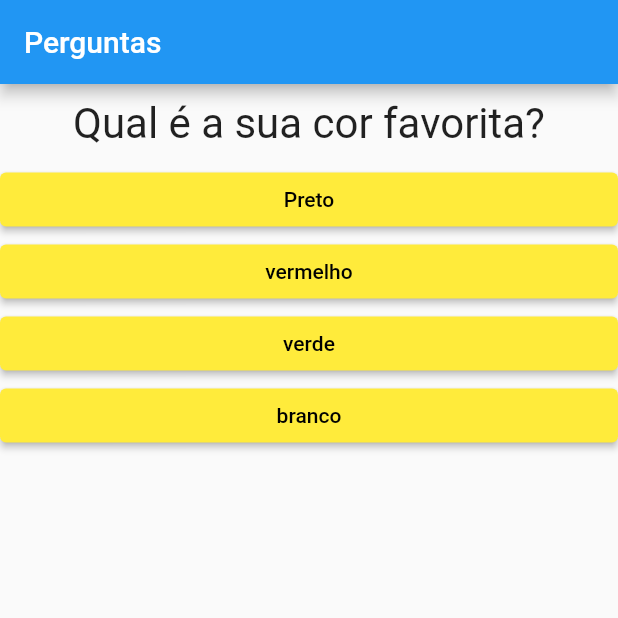
After one commit to milenycgalvao/projeto-perguntas-simples, a Flutter app: the screen it shows after launch, on a phone screen of 412 x 824 dp, the top half of it. The commit adds this screen. Run offline on Flutter 3.47's test engine with Material 2 defaults, Android fonts, the phone set to English and light mode, and no system bars.

Commit message:
meu widget questionario

```diff
--- a/lib/main.dart
+++ b/lib/main.dart
@@ -1,7 +1,6 @@
 import 'package:flutter/cupertino.dart';
 import 'package:flutter/material.dart';
-import 'package:projeto_perguntas/src/questao.dart';
-import 'package:projeto_perguntas/src/resposta.dart';
+import 'package:projeto_perguntas/src/questionario.dart';
 import 'package:projeto_perguntas/src/resultado.dart';
 
 main() {
@@ -58,14 +57,8 @@ class _PerguntaAppState extends State<PerguntaApp> {
           title: Text('Perguntas'),
         ),
         body: temPerguntaSelecionada
-            ? Column(
-                children: [
-                  Questao(_perguntas[_perguntaSelecionada]['texto'].toString()),
-                  ...respostas
-                      .map((text) => Resposta(text, _responder))
-                      .toList(),
-                ],
-              )
+            ? Questionario(
+                _perguntas, _perguntaSelecionada, respostas, _responder)
             : Resultado(),
       ),
     );
--- /dev/null
+++ b/lib/src/questionario.dart
@@ -0,0 +1,23 @@
+import 'package:flutter/material.dart';
+import 'package:projeto_perguntas/src/questao.dart';
+import 'package:projeto_perguntas/src/resposta.dart';
+
+class Questionario extends StatelessWidget {
+  final void Function() _responder;
+  final List<String> respostas;
+  final List<Map<String, Object>> _perguntas; //
+  final int _perguntaSelecionada;
+
+  Questionario(this._perguntas, this._perguntaSelecionada, this.respostas,
+      this._responder);
+
+  @override
+  Widget build(BuildContext context) {
+    return Column(
+      children: [
+        Questao(_perguntas[_perguntaSelecionada]['texto'].toString()),
+        ...respostas.map((text) => Resposta(text, _responder)).toList(),
+      ],
+    );
+  }
+}
```
